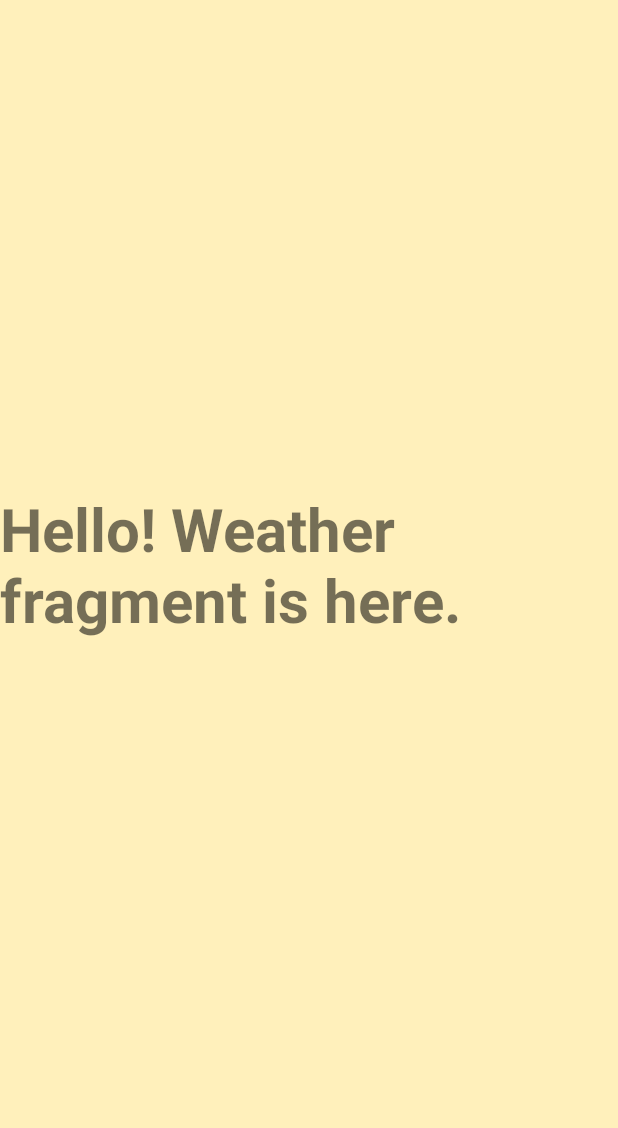
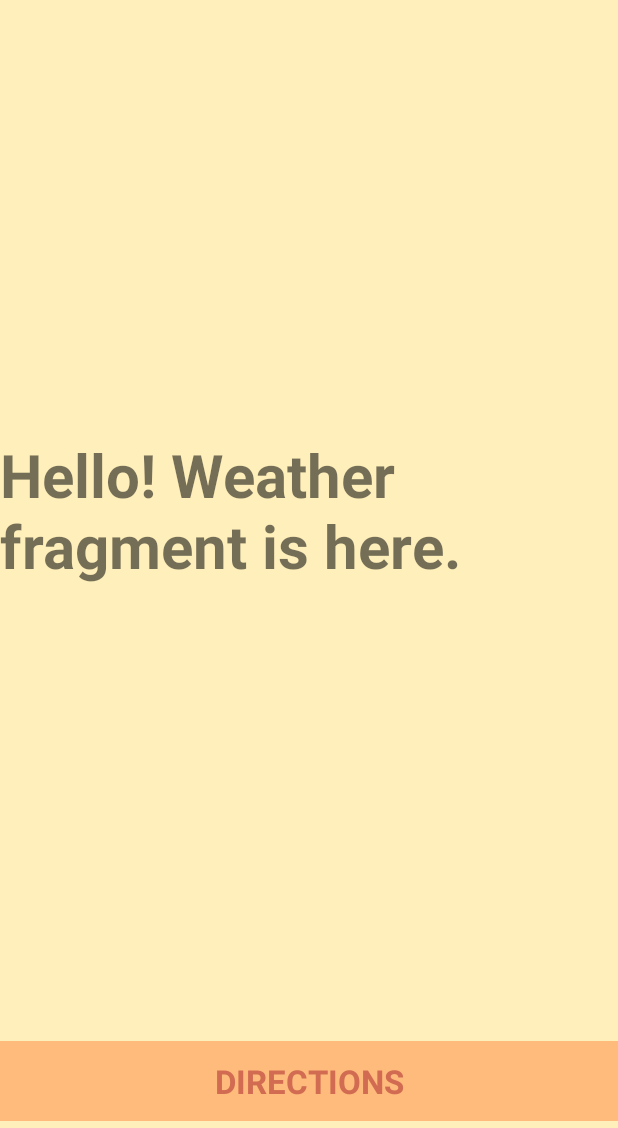
Before and after one commit to renderance/bikerbud, an Android app: the screen it shows after launch (MainActivity), on a phone screen of 412 x 824 dp, the part 108-1236 px from its top. Run offline under Robolectric (Android 15) with nearby library versions, the phone set to English and light mode, and no system bars.

Commit message:
Finalized directions tab and fragment. Added dependencies for MapQuest API and reordered layout of main activity to enable tab switching by tapping the tab.

```diff
--- a/application/bikerbud/BikerBud/app/src/main/java/nl/sogyo/bikerbud/MainActivity.java
+++ b/application/bikerbud/BikerBud/app/src/main/java/nl/sogyo/bikerbud/MainActivity.java
@@ -8,14 +8,13 @@ import androidx.fragment.app.FragmentManager;
 import androidx.fragment.app.FragmentStatePagerAdapter;
 import androidx.viewpager.widget.ViewPager;
 
-import android.content.Context;
 import android.os.Bundle;
-import android.view.LayoutInflater;
-import android.widget.TextView;
 
 import com.google.android.material.tabs.TabLayout;
 
 public class MainActivity extends AppCompatActivity {
+
+    private TabLayout tabLayout;
 
     private int[] tabIcons = {
             R.drawable.ic_weathertab,
@@ -27,8 +26,6 @@ public class MainActivity extends AppCompatActivity {
             R.string.exploretab,
             R.string.submittab
     };
-
-    private TabLayout tabLayout;
 
     private void setupTabIcons() {
         tabLayout.getTabAt(0).setIcon(tabIcons[0]);
@@ -44,13 +41,13 @@ public class MainActivity extends AppCompatActivity {
 
     @Override
     protected void onCreate(Bundle savedInstanceState) {
+
         super.onCreate(savedInstanceState);
         setContentView(R.layout.activity_main);
+        final ViewPager viewPager = findViewById(R.id.pager);
 
         Toolbar toolbar = findViewById(R.id.toolbar);
         setSupportActionBar(toolbar);
-
-        getSupportActionBar().hide();
 
         tabLayout = findViewById(R.id.tab_layout);
         tabLayout.addTab(tabLayout.newTab());
@@ -60,12 +57,11 @@ public class MainActivity extends AppCompatActivity {
         setupTabIcons();
         setupTabLabels();
 
-        final ViewPager viewPager = findViewById(R.id.pager);
-        final PagerAdapter adapter = new PagerAdapter
-                (getSupportFragmentManager(), tabLayout.getTabCount());
+        final PagerAdapter adapter = new PagerAdapter (getSupportFragmentManager(), tabLayout.getTabCount());
         viewPager.setAdapter(adapter);
 
         viewPager.addOnPageChangeListener(new TabLayout.TabLayoutOnPageChangeListener(tabLayout));
+
         tabLayout.addOnTabSelectedListener(new TabLayout.OnTabSelectedListener() {
 
             @Override
@@ -80,6 +76,7 @@ public class MainActivity extends AppCompatActivity {
 
             @Override
             public void onTabReselected(TabLayout.Tab tab) {
+
             }
         });
     }
--- a/application/bikerbud/BikerBud/app/src/main/java/nl/sogyo/bikerbud/WeatherFragment.java
+++ b/application/bikerbud/BikerBud/app/src/main/java/nl/sogyo/bikerbud/WeatherFragment.java
@@ -1,20 +1,63 @@
 package nl.sogyo.bikerbud;
 
+import android.Manifest;
+import android.annotation.SuppressLint;
+import android.content.Context;
+import android.content.pm.PackageManager;
+import android.location.Location;
+import android.location.LocationListener;
+import android.location.LocationManager;
 import android.os.Bundle;
+import android.util.Log;
 import android.view.LayoutInflater;
 import android.view.View;
 import android.view.ViewGroup;
+import android.widget.TextView;
+
 import androidx.fragment.app.Fragment;
 
-public class WeatherFragment extends Fragment {
+public class WeatherFragment extends Fragment implements LocationListener {
 
     public WeatherFragment() {
         // Required empty public constructor
     }
 
+    protected LocationManager locationManager;
+    protected LocationListener locationListener;
+    protected Context context;
+    TextView txtLat;
+    String lat;
+    String provider;
+    protected String latitude, longitude;
+    protected boolean gps_enabled, network_enabled;
+
+    @SuppressLint("MissingPermission")
     @Override
     public void onCreate(Bundle savedInstanceState) {
         super.onCreate(savedInstanceState);
+        txtLat = getActivity().findViewById(R.id.weathertext);
+        locationManager = (LocationManager) getActivity().getSystemService(Context.LOCATION_SERVICE);
+        locationManager.requestLocationUpdates(LocationManager.GPS_PROVIDER, 1, 0, this);
+    }
+    @Override
+    public void onLocationChanged(Location location) {
+        txtLat = getActivity().findViewById(R.id.weathertext);
+        txtLat.setText("Latitude:" + location.getLatitude() + ", Longitude:" + location.getLongitude());
+    }
+
+    @Override
+    public void onProviderDisabled(String provider) {
+        Log.d("Latitude","disable");
+    }
+
+    @Override
+    public void onProviderEnabled(String provider) {
+        Log.d("Latitude","enable");
+    }
+
+    @Override
+    public void onStatusChanged(String provider, int status, Bundle extras) {
+        Log.d("Latitude","status");
     }
 
     @Override
--- a/application/bikerbud/BikerBud/app/src/main/res/layout/activity_main.xml
+++ b/application/bikerbud/BikerBud/app/src/main/res/layout/activity_main.xml
@@ -1,5 +1,5 @@
 <?xml version="1.0" encoding="utf-8"?>
-<RelativeLayout
+<androidx.coordinatorlayout.widget.CoordinatorLayout
     xmlns:android="http://schemas.android.com/apk/res/android"
     xmlns:tools="http://schemas.android.com/tools"
     xmlns:app="http://schemas.android.com/apk/res-auto"
@@ -7,6 +7,12 @@
     android:layout_height="match_parent"
     tools:context=".MainActivity"
     >
+    <androidx.viewpager.widget.ViewPager
+        android:id="@+id/pager"
+        android:layout_width="match_parent"
+        android:layout_height="fill_parent"
+        android:layout_below="@id/tab_layout"
+        />
     <androidx.appcompat.widget.Toolbar
         android:id="@+id/toolbar"
         android:layout_width="match_parent"
@@ -18,7 +24,6 @@
         android:layout_width="fill_parent"
         android:layout_height="wrap_content"
         android:layout_below="@id/toolbar"
-        android:singleLine="false"
         app:tabBackground="@drawable/tabbackgroundselector"
         app:tabTextColor="@color/tabcolorselector"
         app:tabIconTint="@color/tabcolorselector"
@@ -26,10 +31,5 @@
         app:tabMode="fixed"
         app:tabGravity="fill"
         />
-    <androidx.viewpager.widget.ViewPager
-        android:id="@+id/pager"
-        android:layout_width="match_parent"
-        android:layout_height="fill_parent"
-        android:layout_below="@id/tab_layout"
-        />
-</RelativeLayout>
+    <include layout="@layout/directions_fragment"/>
+</androidx.coordinatorlayout.widget.CoordinatorLayout>
--- a/application/bikerbud/BikerBud/app/src/main/res/layout/directions_fragment.xml
+++ b/application/bikerbud/BikerBud/app/src/main/res/layout/directions_fragment.xml
@@ -1,19 +1,45 @@
 <?xml version="1.0" encoding="utf-8"?>
-<RelativeLayout
+<LinearLayout
     xmlns:android="http://schemas.android.com/apk/res/android"
-    xmlns:tools="http://schemas.android.com/tools"
+    xmlns:app="http://schemas.android.com/apk/res-auto"
     android:layout_width="match_parent"
-    android:layout_height="match_parent"
-    tools:context="info.androidhive.materialtabs.fragments.ExploreFragment"
+    android:layout_height="wrap_content"
+    android:fitsSystemWindows="true"
+    app:behavior_hideable="false"
+    app:behavior_peekHeight="58dp"
+    android:orientation="vertical"
+    app:layout_behavior="@string/bottom_sheet_behavior"
+    android:background="@color/bikerorange"
     >
-
         <TextView
+            android:layout_width="match_parent"
+            android:layout_height="wrap_content"
+            android:text="@string/directionstab"
+            android:layout_marginTop="12dp"
+            android:layout_marginBottom="12dp"
+            android:gravity="center_horizontal"
+            android:textSize="22sp"
+            android:textAllCaps="true"
+            android:textStyle="bold"
+            android:textColor="@color/tabcolorselector"
+            android:background="@color/bikerorange"
+            />
+        <LinearLayout
+            android:layout_width="match_parent"
+            android:layout_height="wrap_content"
+            android:background="@color/bikerlemon"
+            >
+        <TextView
+            android:id="@+id/directionslist"
             android:layout_width="wrap_content"
             android:layout_height="wrap_content"
+            android:layout_marginTop="12dp"
+            android:layout_marginBottom="12dp"
+            android:layout_marginLeft="12dp"
+            android:layout_marginRight="12dp"
             android:text="@string/directions"
-        android:textSize="40dp"
+            android:textSize="18sp"
             android:textStyle="bold"
-        android:layout_centerInParent="true"
             />
-
-</RelativeLayout>
+        </LinearLayout>
+</LinearLayout>
--- a/application/bikerbud/BikerBud/app/src/main/res/layout/explore_fragment.xml
+++ b/application/bikerbud/BikerBud/app/src/main/res/layout/explore_fragment.xml
@@ -1,17 +1,15 @@
 <?xml version="1.0" encoding="utf-8"?>
 <RelativeLayout
     xmlns:android="http://schemas.android.com/apk/res/android"
-    xmlns:tools="http://schemas.android.com/tools"
     android:layout_width="match_parent"
     android:layout_height="match_parent"
-    tools:context="info.androidhive.materialtabs.fragments.ExploreFragment"
     >
 
     <TextView
         android:layout_width="wrap_content"
         android:layout_height="wrap_content"
         android:text="@string/explore"
-        android:textSize="40dp"
+        android:textSize="40sp"
         android:textStyle="bold"
         android:layout_centerInParent="true"
         />
--- a/application/bikerbud/BikerBud/app/src/main/res/layout/submit_fragment.xml
+++ b/application/bikerbud/BikerBud/app/src/main/res/layout/submit_fragment.xml
@@ -1,17 +1,15 @@
 <?xml version="1.0" encoding="utf-8"?>
 <RelativeLayout
     xmlns:android="http://schemas.android.com/apk/res/android"
-    xmlns:tools="http://schemas.android.com/tools"
     android:layout_width="match_parent"
     android:layout_height="match_parent"
-    tools:context="info.androidhive.materialtabs.fragments.SubmitFragment"
     >
 
     <TextView
         android:layout_width="wrap_content"
         android:layout_height="wrap_content"
         android:text="@string/submit"
-        android:textSize="40dp"
+        android:textSize="40sp"
         android:textStyle="bold"
         android:layout_centerInParent="true"
         />
--- a/application/bikerbud/BikerBud/app/src/main/res/layout/weather_fragment.xml
+++ b/application/bikerbud/BikerBud/app/src/main/res/layout/weather_fragment.xml
@@ -1,17 +1,16 @@
 <?xml version="1.0" encoding="utf-8"?>
 <RelativeLayout
     xmlns:android="http://schemas.android.com/apk/res/android"
-    xmlns:tools="http://schemas.android.com/tools"
     android:layout_width="match_parent"
     android:layout_height="match_parent"
-    tools:context="info.androidhive.materialtabs.fragments.WeatherFragment"
     >
 
     <TextView
+        android:id="@+id/weathertext"
         android:layout_width="wrap_content"
         android:layout_height="wrap_content"
         android:text="@string/weather"
-        android:textSize="40dp"
+        android:textSize="40sp"
         android:textStyle="bold"
         android:layout_centerInParent="true"
         />
--- a/application/bikerbud/BikerBud/app/src/main/res/values/themes.xml
+++ b/application/bikerbud/BikerBud/app/src/main/res/values/themes.xml
@@ -11,10 +11,6 @@
         <item name="colorAccent">@color/bikersunset</item>
         <item name="android:textColorPrimary">@color/bikercumquad</item>
         <item name="android:textColorSecondary">@color/bikermango</item>
-        <item name="android:navigationBarColor">@color/bikerorange</item>
+        <item name="android:navigationBarColor" tools:ignore="NewApi" tools:targetApi="lollipop">@color/bikersunset</item>
     </style>
-    <style name="Theme.BikerBud.MultiLine">
-
-    </style>
-
 </resources>
```
Also changed, not shown: application/bikerbud/BikerBud/app/build.gradle (+23 -2 lines), application/bikerbud/BikerBud/app/src/main/AndroidManifest.xml (+12 -6 lines), application/bikerbud/BikerBud/app/src/main/res/values/strings.xml (+15 -3 lines), application/bikerbud/BikerBud/build.gradle (+8 -0 lines), 1 other file. Lines whose indentation alone changed are shown as unchanged.
